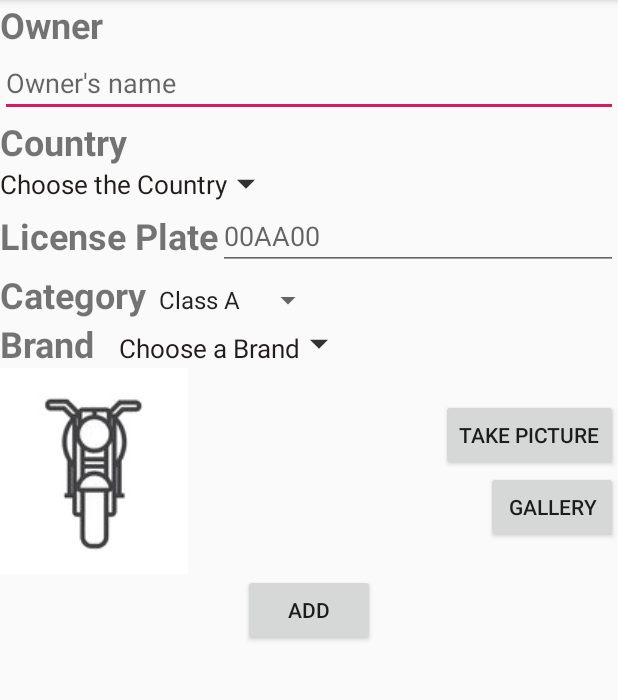
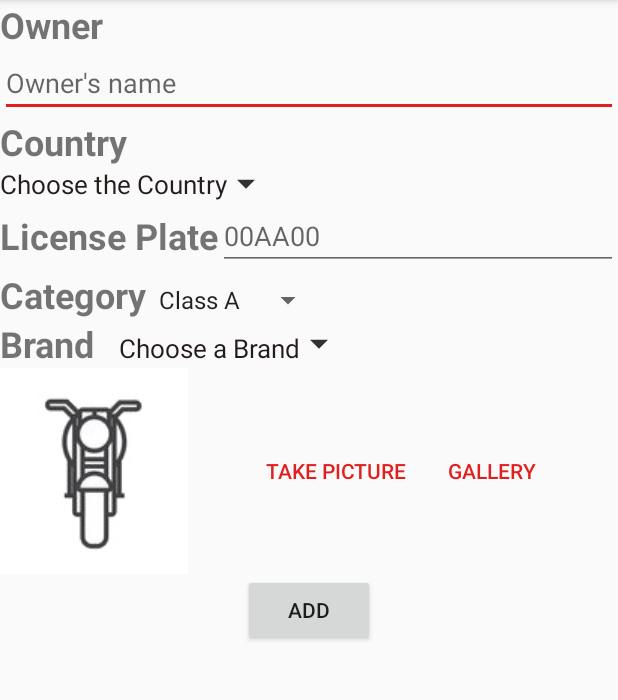
Before and after one commit to jorgeta1996/ProjetoPDM, an Android app: the AddActivity screen opened directly, with no data from a screen before it, on a phone screen of 412 x 824 dp, the part 84-784 px from its top. Run offline under Robolectric (Android 15) with nearby library versions, the light colour scheme and no system bars; libraries missing offline, so code that uses them is left out: in.galaxyofandroid.spinerdialog.

Commit message:
Alterar foto atraves dos botões

```diff
--- a/app/build.gradle
+++ b/app/build.gradle
@@ -29,6 +29,7 @@ dependencies {
     implementation 'androidx.recyclerview:recyclerview:1.0.0'
     implementation 'com.google.android.material:material:1.0.0'
     implementation 'com.google.android.gms:play-services-maps:17.0.0'
+    implementation 'com.github.bumptech.glide:glide:4.9.0'
 
     //Library
     implementation 'com.github.MdFarhanRaja:SearchableSpinner:1.2'
--- a/app/src/main/res/layout/activity_add.xml
+++ b/app/src/main/res/layout/activity_add.xml
@@ -157,11 +157,11 @@
         <LinearLayout
             android:layout_width="match_parent"
             android:layout_height="match_parent"
-            android:gravity="center|end"
-            android:orientation="vertical">
+            android:gravity="center">
 
             <Button
                 android:id="@+id/buttonAddPhotoCamera"
+                style="@style/Widget.AppCompat.Button.Borderless.Colored"
                 android:layout_width="wrap_content"
                 android:layout_height="wrap_content"
                 android:onClick="onClickButtonPicture"
@@ -169,6 +169,7 @@
 
             <Button
                 android:id="@+id/buttonAddPhotoGallery"
+                style="@style/Widget.AppCompat.Button.Borderless.Colored"
                 android:layout_width="wrap_content"
                 android:layout_height="wrap_content"
                 android:onClick="onClickButtonGallery"
--- a/app/src/main/res/values/colors.xml
+++ b/app/src/main/res/values/colors.xml
@@ -2,5 +2,5 @@
 <resources>
     <color name="colorPrimary">#008577</color>
     <color name="colorPrimaryDark">#00574B</color>
-    <color name="colorAccent">#D81B60</color>
+    <color name="colorAccent">#E21E1E</color>
 </resources>
--- a/app/src/main/res/values/strings.xml
+++ b/app/src/main/res/values/strings.xml
@@ -393,4 +393,6 @@
     <string name="textView_SpinnerCountries">Choose the Country</string>
     <string name="buttonPicture">Take Picture</string>
     <string name="buttonGallery">Gallery</string>
+    <string name="txtSelectPhoto">Select Photo</string>
+    <string name="txtErrorFile">Error open Image</string>
 </resources>
```
Also changed, not shown: app/src/main/AndroidManifest.xml (+9 -1 lines), app/src/main/java/pt/ipleiria/projetopdm/AddActivity.java (+55 -2 lines), 1 other file.
